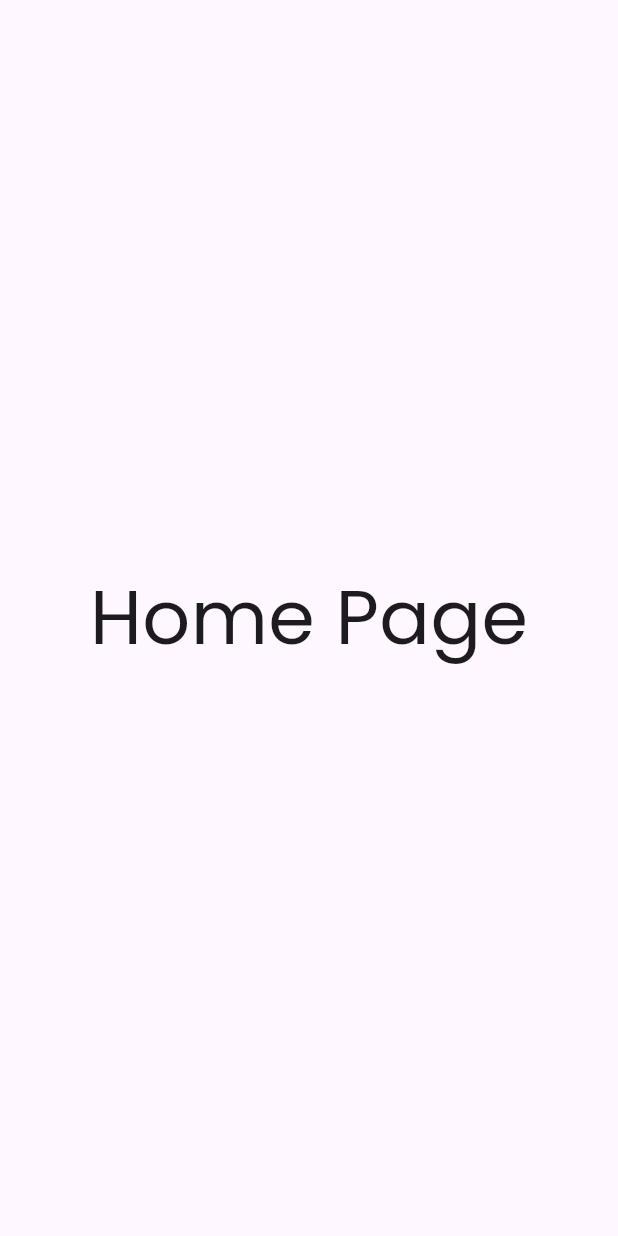
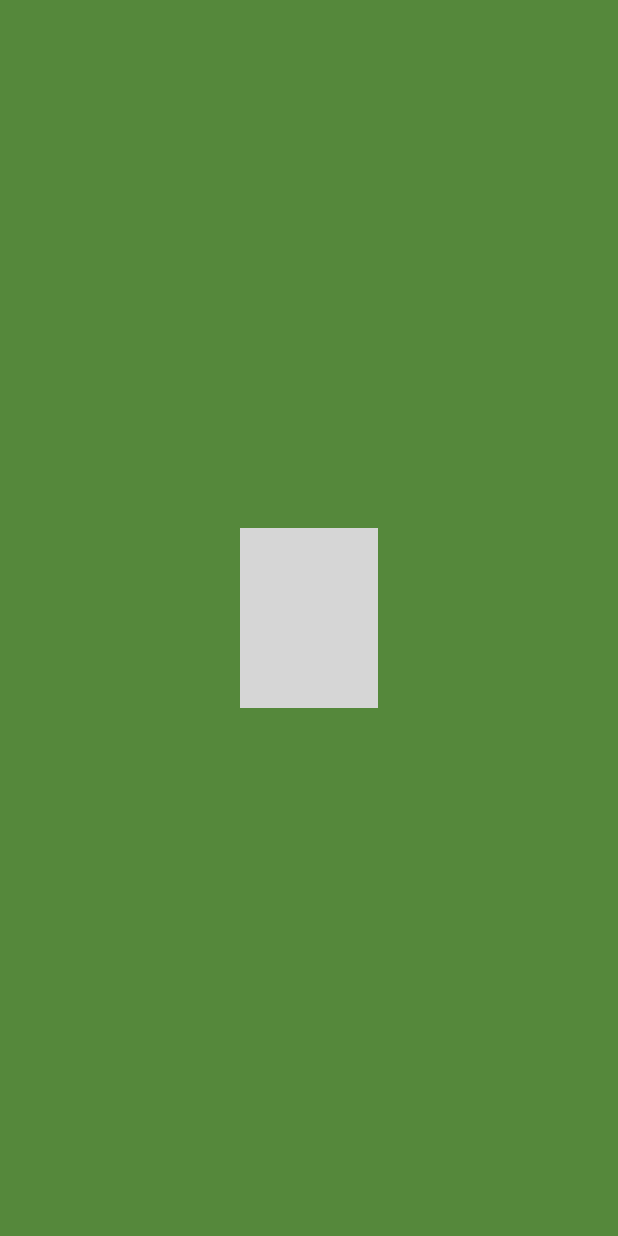
Before and after one commit to hanissiddiq/myapp, a Flutter app: the screen it shows after launch, on a phone screen of 412 x 824 dp. Run offline on Flutter 3.47's test engine with Material 3 defaults, Android fonts, the phone set to English and light mode, and no system bars; our stand-ins replace google_fonts; grey boxes are pictures that could not be loaded.

Commit message:
add splashscreen without timer

```diff
--- a/lib/main.dart
+++ b/lib/main.dart
@@ -1,5 +1,7 @@
 import 'package:flutter/material.dart';
 import 'package:google_fonts/google_fonts.dart';
+import 'package:myapp/pages/sign_in_page.dart';
+import 'package:myapp/pages/splash_pages.dart';
 
 void main() {
   runApp(const MyApp());
@@ -13,27 +15,10 @@
   Widget build(BuildContext context) {
     return MaterialApp(
       debugShowCheckedModeBanner: false,
-      title: 'Flutter Demo',
-      theme: ThemeData(
-        colorScheme: ColorScheme.fromSeed(seedColor: Colors.deepPurple),
-        useMaterial3: true,
-      ),
-      home: const HomePage(),
+      routes: {
+        '/': (context) => SplashPage(),
+        '/sign-in': (context) => SignInPage(),
+      },
     );
   }
 }
-
-class HomePage extends StatelessWidget {
-  const HomePage({super.key});
-
-  @override
-  Widget build(BuildContext context) {
-    return Scaffold(
-        body: Center(
-      child: Text(
-        "Home Page",
-        style: GoogleFonts.poppins(fontSize: 50),
-      ),
-    ));
-  }
-}
--- /dev/null
+++ b/lib/pages/sign_in_page.dart
@@ -0,0 +1,12 @@
+import "package:flutter/material.dart";
+
+class SignInPage extends StatelessWidget {
+  const SignInPage({super.key});
+
+  @override
+  Widget build(BuildContext context) {
+    return Scaffold(
+      body: Center(child: Text('Sign In Page'),),
+    );
+  }
+}
--- /dev/null
+++ b/lib/pages/splash_pages.dart
@@ -0,0 +1,26 @@
+import "package:flutter/material.dart";
+import "package:myapp/theme.dart";
+
+class SplashPage extends StatelessWidget {
+  const SplashPage({super.key});
+
+  @override
+  Widget build(BuildContext context) {
+    return Scaffold(
+      backgroundColor: primaryColor,
+      body: Center(
+        child: Container(
+          width: 92,
+          height: 120,
+          decoration: BoxDecoration(
+            image: DecorationImage(
+              image: AssetImage(
+                'assets/img/icons_cactus.png',
+              ),
+            ),
+          ),
+        ),
+      ),
+    );
+  }
+}
--- a/pubspec.yaml
+++ b/pubspec.yaml
@@ -60,8 +60,8 @@ flutter:
   uses-material-design: true
 
   # To add assets to your application, add an assets section, like this:
-  # assets:
-  #   - images/a_dot_burr.jpeg
+  assets:
+     - assets/
   #   - images/a_dot_ham.jpeg
 
   # An image asset can refer to one or more resolution-specific "variants", see
```
Also changed, not shown: lib/pages/splash_screen_pages.dart (deleted).
